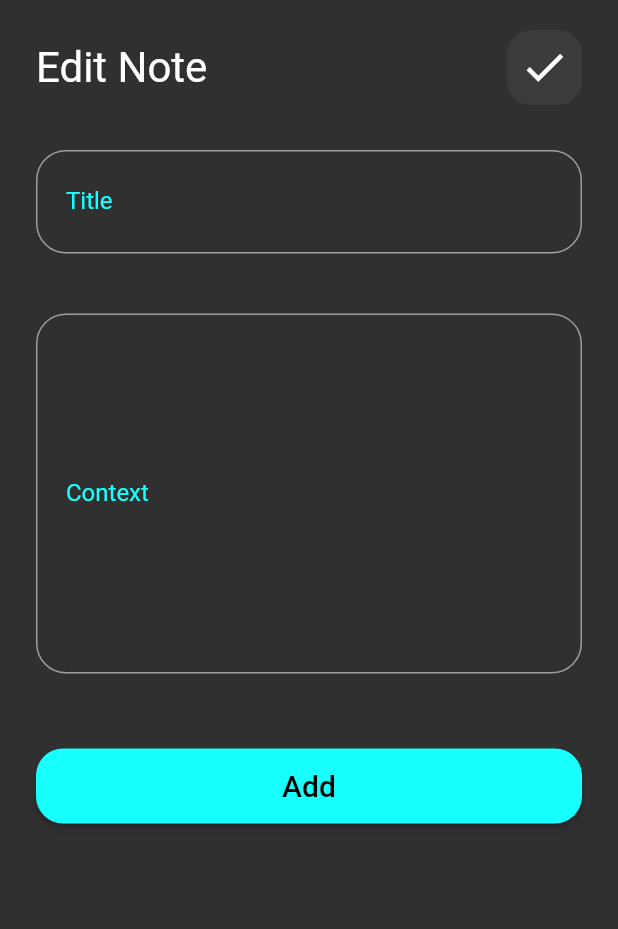
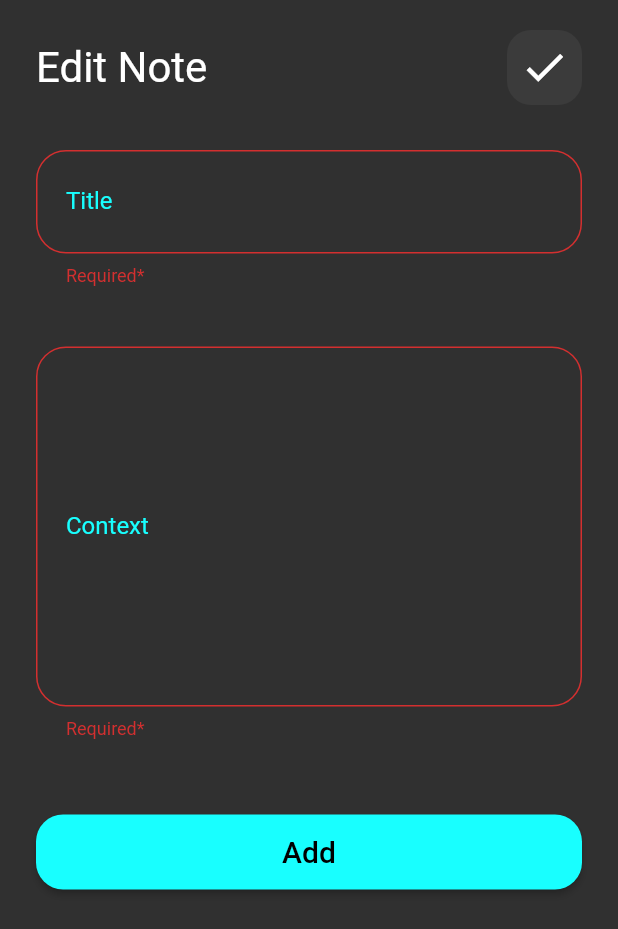
Before and after one commit to Marwanali2/my_notes_app, a Flutter app: the EditNotesView screen opened directly, after a tap on "Add", on a phone screen of 412 x 824 dp. Shown: the top 929 px of the screen. Run offline on Flutter 3.47's test engine with Material 2 defaults, Android fonts, the phone set to English and light mode, and no system bars; our stand-ins replace hive, hive_flutter; accounts and stored records are empty.

Commit message:
take input and validate notes form

```diff
--- a/lib/views/widgets/custom_text_field.dart
+++ b/lib/views/widgets/custom_text_field.dart
@@ -10,8 +10,11 @@ class CustomTextField extends StatelessWidget {
   Widget build(BuildContext context) {
     return TextFormField(
       validator: (value) {
-        if(value!.isEmpty){
+        if(value?.isEmpty ?? true){
           return 'Required*';
+        }
+        else{
+          return null;
         }
       },
       style: const TextStyle(color: Colors.black),
--- a/lib/views/widgets/notes_form.dart
+++ b/lib/views/widgets/notes_form.dart
@@ -1,30 +1,76 @@
 import 'package:flutter/material.dart';
+import 'package:my_notes_app/views/widgets/showSnackBar.dart';
 
 import 'custom_button.dart';
 import 'custom_text_field.dart';
-class NotesForm extends StatelessWidget {
-  const NotesForm({Key? key}) : super(key: key);
+
+class NotesForm extends StatefulWidget {
+  NotesForm({Key? key}) : super(key: key);
+
+  @override
+  State<NotesForm> createState() => _NotesFormState();
+}
+
+class _NotesFormState extends State<NotesForm> {
+  String? fTitle;
+
+  String? fSubTitle;
+
+  GlobalKey<FormState> formKey = GlobalKey();
+
+  AutovalidateMode autovalidateMode =AutovalidateMode.disabled;
 
   @override
   Widget build(BuildContext context) {
-    return SingleChildScrollView(
+    return Form(
+      key: formKey,
+      autovalidateMode: autovalidateMode,
+      child: SingleChildScrollView(
         child: Column(
           children: [
-          SizedBox(height: 30,),
+            SizedBox(
+              height: 30,
+            ),
             CustomTextField(
                 label: 'Title',
                 hintText: 'Enter Note Title',
+                onChanged: (data) {
+                  fTitle = data;
+                }),
+            SizedBox(
+              height: 40,
             ),
-          SizedBox(height: 40,),
             CustomTextField(
               label: 'Context',
               hintText: 'Enter Note Context',
               maxLines: 10,
+              onChanged: (data) {
+                fSubTitle = data;
+              },
             ),
-          SizedBox(height: 50,),
-          CustomButton(text: 'Add',onPressed: (){},),
-          SizedBox(height:20,),
+            SizedBox(
+              height: 50,
+            ),
+            CustomButton(
+              text: 'Add',
+              onPressed: () {
+                if (formKey.currentState!.validate()) {
+                 formKey.currentState!.save();
+                  showSnackBar(
+                      context, 'Success !', Colors.green);
+                } else {
+                   autovalidateMode=AutovalidateMode.always;
+                  setState(() {
+
+                  });
+                }
+              },
+            ),
+            SizedBox(
+              height: 20,
+            ),
           ],
+        ),
       ),
     );
   }
--- /dev/null
+++ b/lib/views/widgets/showSnackBar.dart
@@ -0,0 +1,12 @@
+import 'package:flutter/material.dart';
+void showSnackBar(BuildContext context, String label,Color backgroundColor) {
+  ScaffoldMessenger.of(context).showSnackBar(
+    SnackBar(
+      content: Text(label),
+      backgroundColor:backgroundColor ,
+      shape: RoundedRectangleBorder(borderRadius: BorderRadius.circular(10),side: BorderSide(width: 2,color: Colors.white),),
+      behavior:SnackBarBehavior.floating,
+
+    ),
+  );
+}
```
Lines whose indentation alone changed are shown as unchanged.
